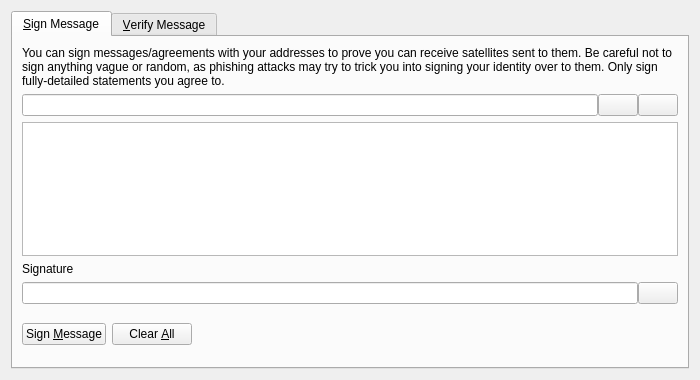
minblock/satcoin, file src/qt/forms/signverifymessagedialog.ui: the form before one commit.
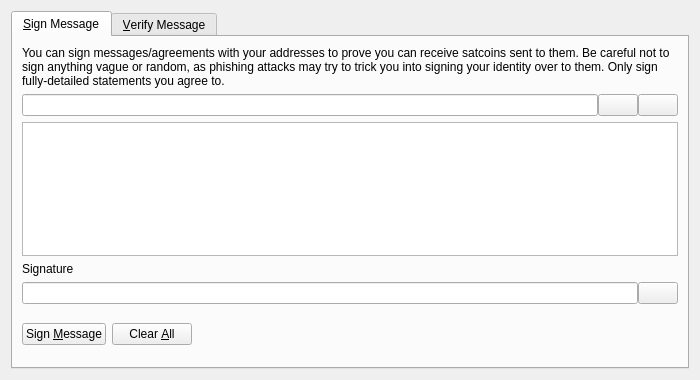
The form after the commit. Icons and pictures are not drawn. Custom widgets are drawn as their Qt base class.

```diff
--- a/src/qt/forms/signverifymessagedialog.ui
+++ b/src/qt/forms/signverifymessagedialog.ui
@@ -30,7 +30,7 @@
        <item>
         <widget class="QLabel" name="infoLabel_SM">
          <property name="text">
-          <string>You can sign messages/agreements with your addresses to prove you can receive satellites sent to them. Be careful not to sign anything vague or random, as phishing attacks may try to trick you into signing your identity over to them. Only sign fully-detailed statements you agree to.</string>
+          <string>You can sign messages/agreements with your addresses to prove you can receive satcoins sent to them. Be careful not to sign anything vague or random, as phishing attacks may try to trick you into signing your identity over to them. Only sign fully-detailed statements you agree to.</string>
          </property>
          <property name="textFormat">
           <enum>Qt::PlainText</enum>
```
Left out of the diff: 10 changed lines with no effect on the pictures.
